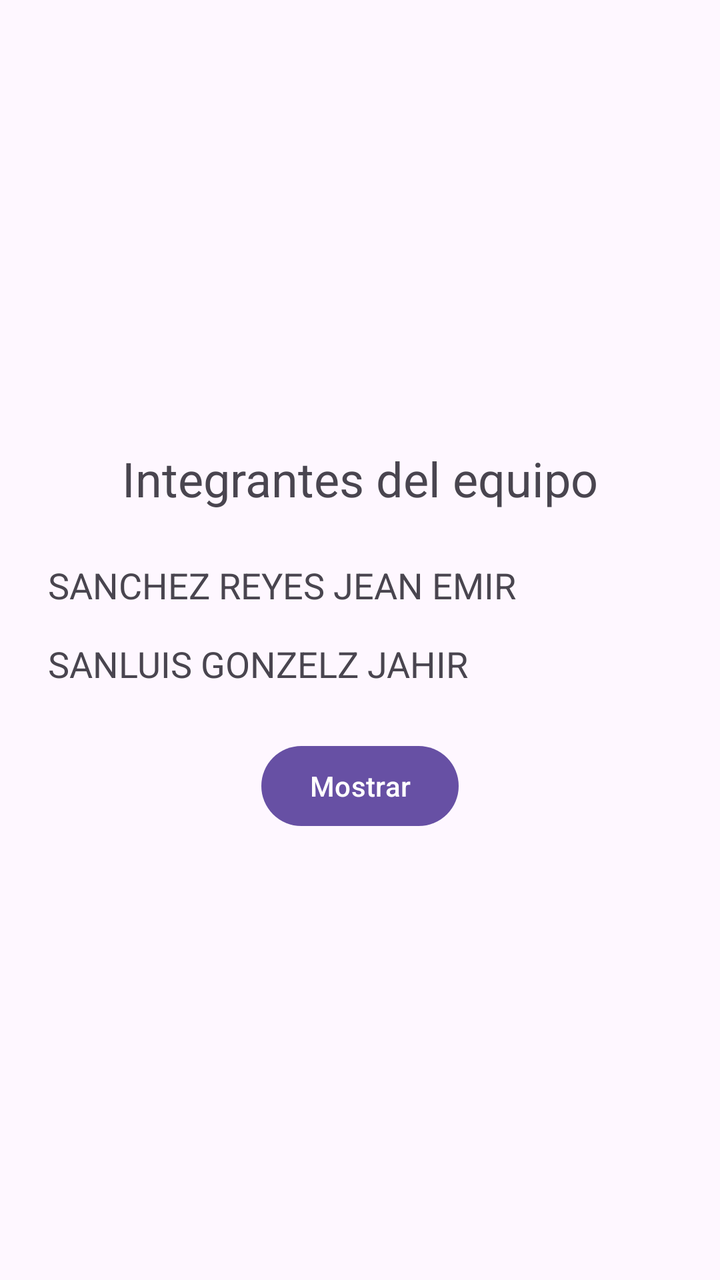
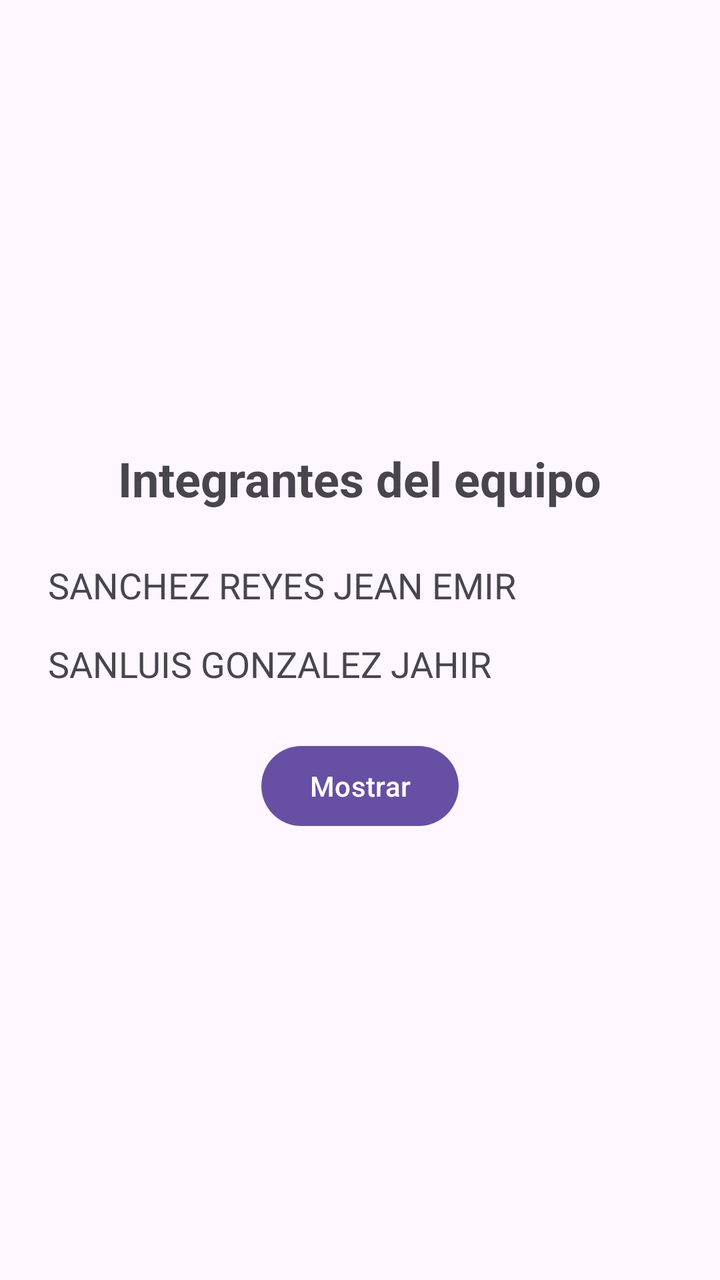

Before-and-after screenshots of an Android layout around one commit, followed by the original layout XML and the change that was made.
<!-- AndroidManifest.xml: application theme Theme.HolaMundo -->
<!-- res/layout/activity_main.xml -->
<?xml version="1.0" encoding="utf-8"?>
<LinearLayout
    xmlns:android="http://schemas.android.com/apk/res/android"
    android:id="@+id/main"
    android:layout_width="match_parent"
    android:layout_height="match_parent"
    android:orientation="vertical"
    android:gravity="center"
    android:padding="24dp">

    
    <TextView
        android:layout_width="wrap_content"
        android:layout_height="wrap_content"
        android:text="Integrantes del equipo"
        android:textSize="24sp"
        android:layout_marginBottom="25dp" />

    
    <TextView
        android:id="@+id/txtIntegrante1"
        android:layout_width="match_parent"
        android:layout_height="wrap_content"
        android:textSize="18sp"
        android:text="SANCHEZ REYES JEAN EMIR" />

    
    <TextView
        android:id="@+id/txtIntegrante2"
        android:layout_width="match_parent"
        android:layout_height="wrap_content"
        android:textSize="18sp"
        android:text="SANLUIS GONZELZ JAHIR"
        android:layout_marginTop="15dp" />

    
    <Button
        android:id="@+id/btnMostrar"
        android:layout_width="wrap_content"
        android:layout_height="wrap_content"
        android:text="Mostrar"
        android:layout_marginTop="25dp" />

</LinearLayout>
<!-- resources referenced by this layout -->
<resources>
  <style name="Theme.HolaMundo" parent="Base.Theme.HolaMundo" />
  <style name="Base.Theme.HolaMundo" parent="Theme.Material3.DayNight.NoActionBar">
          
          
      </style>
</resources>

<!-- the commit's change to res/layout/activity_main.xml (unified diff, before → after) -->
@@ -10,10 +10,12 @@
 
     
     <TextView
+        android:id="@+id/lblTitulo"
         android:layout_width="wrap_content"
         android:layout_height="wrap_content"
         android:text="Integrantes del equipo"
         android:textSize="24sp"
+        android:textStyle="bold"
         android:layout_marginBottom="25dp" />
 
     
@@ -30,7 +32,7 @@
         android:layout_width="match_parent"
         android:layout_height="wrap_content"
         android:textSize="18sp"
-        android:text="SANLUIS GONZELZ JAHIR"
+        android:text="SANLUIS GONZALEZ JAHIR"
         android:layout_marginTop="15dp" />
 
     
